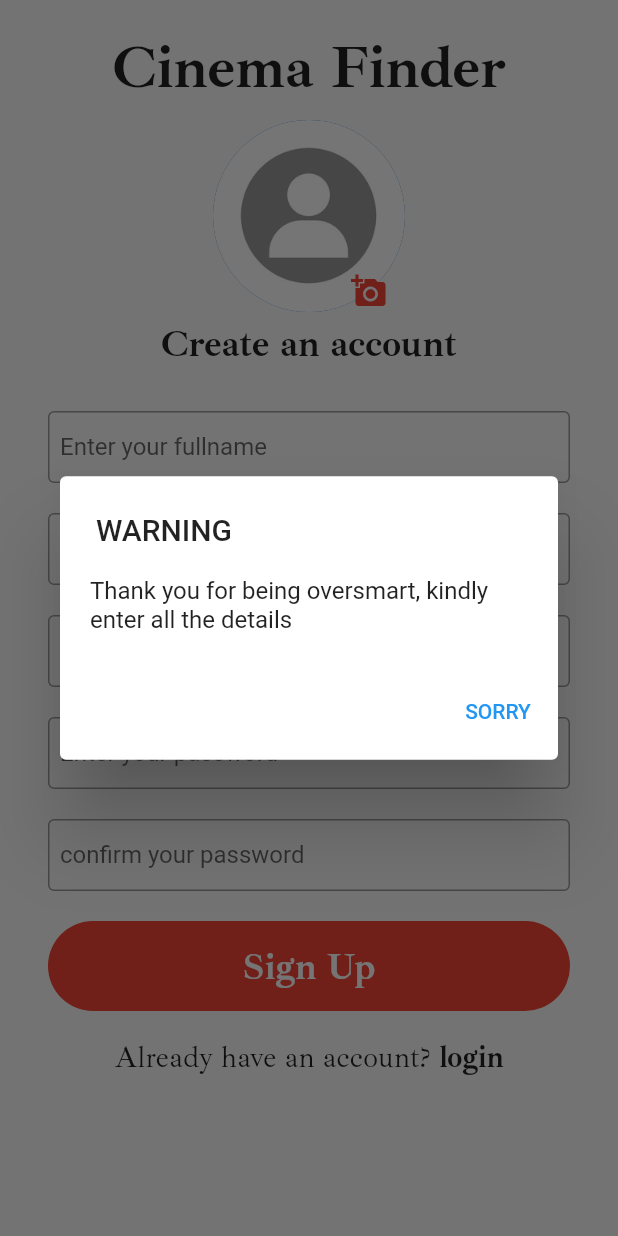
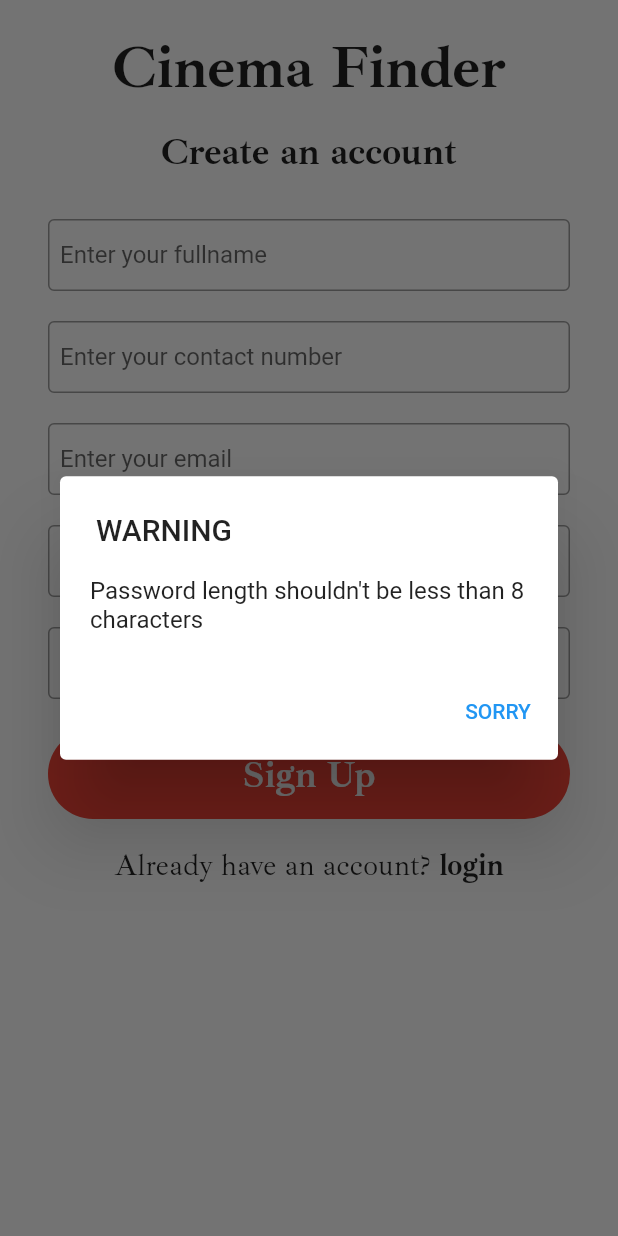
Before and after one commit to pranaygali/cinemaFinderFlutter, a Flutter app: the createAcount screen opened directly, after a tap on "Sign Up", on a phone screen of 412 x 824 dp. Run offline on Flutter 3.47's test engine with Material 2 defaults, Android fonts, the phone set to English and light mode, and no system bars; our stand-ins replace cloud_firestore, firebase_auth, firebase_core, firebase_storage, image_picker; accounts and stored records are empty.

Commit message:
commit update

```diff
--- a/lib/authentication/authMethods.dart
+++ b/lib/authentication/authMethods.dart
@@ -27,8 +27,10 @@ class AuthMethods {
               email.isNotEmpty &&
               password.isNotEmpty &&
               confirmPassword.isNotEmpty &&
-              (password == confirmPassword)
-          //  && (password.length > 8)
+              (password == confirmPassword) &&
+              (password.length > 7) &&
+              (contactNumber.length == 10)
+
           // file != null
           ) {
         UserCredential userDetails = await _auth.createUserWithEmailAndPassword(
@@ -43,7 +45,7 @@ class AuthMethods {
         //add user to the database
         _firestore.collection('users').doc(userDetails.user!.uid).set({
           'fullName': fullName,
-          'uid': userDetails.user!.uid,
+          //'uid': userDetails.user!.uid,
           'contactNumber': contactNumber,
           'email': email,
           // 'password': password,
@@ -51,8 +53,12 @@ class AuthMethods {
           //  'photoUrl': photoUrl,
         });
         res = "signup success";
+      } else if (password.length < 8) {
+        res = "Password length shouldn't be less than 8 characters";
       } else if (password != confirmPassword) {
         res = "Password mismatch";
+      } else if (contactNumber.length != 10) {
+        res = "Contact number should not be less than 10 digits";
       } else {
         print('Thank you for being oversmart, kindly enter all the details');
         res = "Thank you for being oversmart, kindly enter all the details";
--- a/lib/authentication/signUp.dart
+++ b/lib/authentication/signUp.dart
@@ -23,9 +23,7 @@ class _createAcountState extends State<createAcount> {
   final TextEditingController passwordController = TextEditingController();
   final TextEditingController confirmPasswordController =
       TextEditingController();
-  Uint8List? _image;
-  // RegExp regex =
-  //     RegExp(r'^(?=.*?[A-Z])(?=.*?[a-z])(?=.*?[0-9])(?=.*?[!@#\$&*~]).{8,}$');
+ // Uint8List? _image;
 
   @override
   void dispose() {
@@ -91,14 +89,14 @@ class _createAcountState extends State<createAcount> {
   }
 
 // function to select the image, during the signup
-  void selectImage() async {
-    Uint8List photo =
-        await chooseImage(ImageSource.gallery, ImageSource.camera);
+  // void selectImage() async {
+  //   Uint8List photo =
+  //       await chooseImage(ImageSource.gallery, ImageSource.camera);
 
-    setState(() {
-      _image = photo;
-    });
-  }
+  //   setState(() {
+  //     _image = photo;
+  //   });
+  // }
 
   @override
   Widget build(BuildContext context) {
@@ -131,28 +129,28 @@ class _createAcountState extends State<createAcount> {
                   height: 10,
                 ),
 
-                Stack(
-                  children: [
-                    _image != null
-                        ? CircleAvatar(
-                            radius: 64,
-                            backgroundImage: MemoryImage(_image!),
-                          )
-                        : CircleAvatar(
-                            backgroundImage: AssetImage('assets/avatar.jpeg'),
-                            radius: 64,
-                          ),
-                    Positioned(
-                      bottom: -10,
-                      left: 80,
-                      child: IconButton(
-                        onPressed: selectImage,
-                        icon: Icon(Icons.add_a_photo),
-                        color: Colors.red,
-                      ),
-                    ),
-                  ],
-                ),
+                // Stack(
+                //   children: [
+                //     _image != null
+                //         ? CircleAvatar(
+                //             radius: 64,
+                //             backgroundImage: MemoryImage(_image!),
+                //           )
+                //         : CircleAvatar(
+                //             backgroundImage: AssetImage('assets/avatar.jpeg'),
+                //             radius: 64,
+                //           ),
+                //     Positioned(
+                //       bottom: -10,
+                //       left: 80,
+                //       child: IconButton(
+                //         onPressed: selectImage,
+                //         icon: Icon(Icons.add_a_photo),
+                //         color: Colors.red,
+                //       ),
+                //     ),
+                //   ],
+                // ),
 
                 SizedBox(
                   height: 5,
@@ -188,26 +186,7 @@ class _createAcountState extends State<createAcount> {
                 SizedBox(
                   height: 20,
                 ),
-                // TextFormField(
-                //   validator: (value) => value == null || value.length < 8
-                //       ? 'Enter minimum 8 characters'
-                //       : !regex.hasMatch(value)
-                //           ? 'Should contain \nOne Upper Case, \nOne Lower Case, \nOne Digit, \nOne Special Character'
-                //           : null,
-                //   controller: passwordController,
-                //   decoration: InputDecoration(
-                //     // hintText: hintText,
-                //     // labelText: hintText,
-                //     border: OutlineInputBorder(
-                //       borderSide: Divider.createBorderSide(context),
-                //     ),
-                //     filled: false,
-                //     labelText: 'Enter your password',
-                //     contentPadding: EdgeInsets.all(8),
-                //   ),
-                //   keyboardType: TextInputType.text,
-                //   obscureText: true,
-                // ),
+
 
                 textFields(
                   textEditingController: passwordController,
@@ -218,26 +197,7 @@ class _createAcountState extends State<createAcount> {
                 SizedBox(
                   height: 20,
                 ),
-                // TextFormField(
-                //   validator: (value) => value == null || value.length < 8
-                //       ? 'Enter minimum 8 characters'
-                //       : !regex.hasMatch(value)
-                //           ? 'Should contain \nOne Upper Case, \nOne Lower Case, \nOne Digit, \nOne Special Character'
-                //           : null,
-                //   controller: confirmPasswordController,
-                //   decoration: InputDecoration(
-                //     // hintText: hintText,
-                //     // labelText: hintText,
-                //     border: OutlineInputBorder(
-                //       borderSide: Divider.createBorderSide(context),
-                //     ),
-                //     filled: false,
-                //     labelText: 'Enter your password',
-                //     contentPadding: EdgeInsets.all(8),
-                //   ),
-                //   keyboardType: TextInputType.text,
-                //   obscureText: true,
-                // ),
+
                 textFields(
                   textEditingController: confirmPasswordController,
                   labalText: 'confirm your password',
@@ -252,15 +212,6 @@ class _createAcountState extends State<createAcount> {
                   height: 60,
                   onPressed: signUpUser,
 
-                  /*
-                    {
-                       Navigator.push(
-                            context,
-                            MaterialPageRoute(builder: (context) => newLogin()),
-                          );
-
-                    },
-                    */
                   color: Colors.red,
                   elevation: 0,
                   shape: RoundedRectangleBorder(
```
